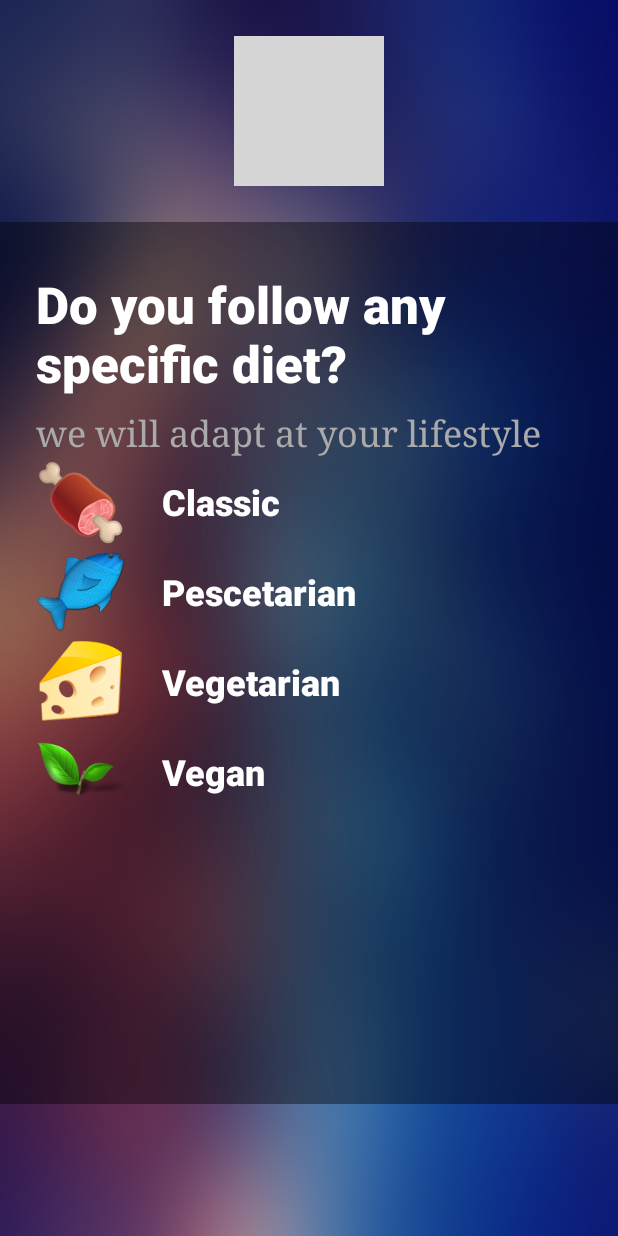
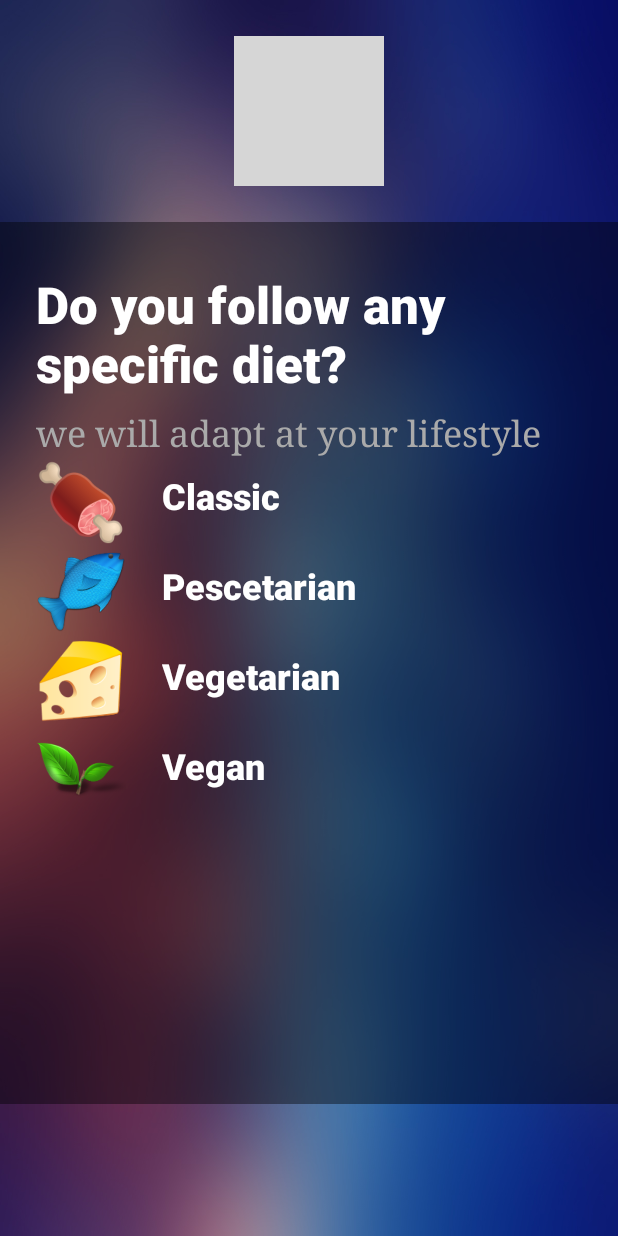
Before and after one commit to MrPio/NutritionStats_client, an Android app: the layout activity_login.xml on its own in the app's theme, with its tools: preview values and no code run, on a phone screen of 412 x 824 dp. Run offline under Robolectric (Android 15) with nearby library versions, the light colour scheme and no system bars; grey boxes are pictures that could not be loaded.

Commit message:
Final commit

```diff
--- a/app/build.gradle
+++ b/app/build.gradle
@@ -36,7 +36,7 @@ dependencies {
     implementation 'org.jetbrains:annotations:15.0'
     implementation 'androidx.legacy:legacy-support-v4:1.0.0'
     //implementation 'org.jetbrains:annotations:15.0'
-    testImplementation 'junit:junit:5.4'
+    //testImplementation 'junit:junit:5.4'
     testImplementation("org.junit.jupiter:junit-jupiter-api:5.7.2")
     //androidTestImplementation 'androidx.test.ext:junit:1.1.3'
     androidTestImplementation 'androidx.test.espresso:espresso-core:3.4.0'
--- a/app/src/main/java/it/univpm/nutritionstats/activity/Login.java
+++ b/app/src/main/java/it/univpm/nutritionstats/activity/Login.java
@@ -259,9 +259,6 @@ public class Login extends AppCompatActivity implements GoogleApiClient.OnConnec
             textViewLoginEmail.setText("Email: " + account.getEmail());
             MainActivity.userEmail=account.getEmail();
 
-            /*
-            TODO CHECK IF USER ALREADY REGISTERED
-             */
             JSONObject response=APICommunication.requestLogin(generateToken(MainActivity.userEmail));
             if(response.containsKey("result") && response.get("result").equals("success!")){
                 new InputOutputImpl(getApplicationContext(),"user_image").writeFile(
--- a/app/src/main/res/layout/activity_login.xml
+++ b/app/src/main/res/layout/activity_login.xml
@@ -105,7 +105,6 @@
                 android:orientation="vertical">
 
                 <TextView
-                    android:id="@+id/textViewLoginDieta"
                     android:layout_width="wrap_content"
                     android:layout_height="wrap_content"
                     android:layout_marginStart="24dp"
@@ -117,7 +116,6 @@
                     android:textSize="34sp" />
 
                 <TextView
-                    android:id="@+id/textViewLoginDieta2"
                     android:layout_width="wrap_content"
                     android:layout_height="wrap_content"
                     android:layout_marginStart="24dp"
@@ -134,7 +132,7 @@
                     android:layout_height="wrap_content">
 
                     <ImageView
-                        android:id="@+id/imageView"
+                        android:id="@+id/imageViewDieta1"
                         android:layout_width="60dp"
                         android:layout_height="60dp"
                         android:layout_marginStart="24dp"
@@ -143,17 +141,18 @@
                         app:srcCompat="@drawable/meat" />
 
                     <TextView
-                        android:id="@+id/textViewLoginDieta3"
+                        android:id="@+id/textViewLoginDieta1"
                         android:layout_width="wrap_content"
                         android:layout_height="wrap_content"
                         android:layout_marginStart="24dp"
+                        android:layout_marginBottom="8dp"
                         android:fontFamily="sans-serif-black"
                         android:text="Classic"
                         android:textColor="@color/common_google_signin_btn_text_dark_pressed"
                         android:textSize="24sp"
                         app:layout_constraintBottom_toBottomOf="parent"
-                        app:layout_constraintStart_toEndOf="@+id/imageView"
-                        app:layout_constraintTop_toTopOf="@+id/imageView" />
+                        app:layout_constraintStart_toEndOf="@+id/imageViewDieta1"
+                        app:layout_constraintTop_toTopOf="@+id/imageViewDieta1" />
                 </androidx.constraintlayout.widget.ConstraintLayout>
 
                 <androidx.constraintlayout.widget.ConstraintLayout
@@ -162,7 +161,7 @@
                     android:layout_height="wrap_content">
 
                     <ImageView
-                        android:id="@+id/imageView"
+                        android:id="@+id/imageViewDieta2"
                         android:layout_width="60dp"
                         android:layout_height="60dp"
                         android:layout_marginStart="24dp"
@@ -171,17 +170,18 @@
                         app:srcCompat="@drawable/fish" />
 
                     <TextView
-                        android:id="@+id/textViewLoginDieta3"
+                        android:id="@+id/textViewLoginDieta2"
                         android:layout_width="wrap_content"
                         android:layout_height="wrap_content"
                         android:layout_marginStart="24dp"
+                        android:layout_marginBottom="8dp"
                         android:fontFamily="sans-serif-black"
                         android:text="Pescetarian"
                         android:textColor="@color/common_google_signin_btn_text_dark_pressed"
                         android:textSize="24sp"
                         app:layout_constraintBottom_toBottomOf="parent"
-                        app:layout_constraintStart_toEndOf="@+id/imageView"
-                        app:layout_constraintTop_toTopOf="@+id/imageView" />
+                        app:layout_constraintStart_toEndOf="@+id/imageViewDieta2"
+                        app:layout_constraintTop_toTopOf="@+id/imageViewDieta2" />
                 </androidx.constraintlayout.widget.ConstraintLayout>
 
                 <androidx.constraintlayout.widget.ConstraintLayout
@@ -190,7 +190,7 @@
                     android:layout_height="wrap_content">
 
                     <ImageView
-                        android:id="@+id/imageView"
+                        android:id="@+id/imageViewDieta3"
                         android:layout_width="60dp"
                         android:layout_height="60dp"
                         android:layout_marginStart="24dp"
@@ -203,13 +203,14 @@
                         android:layout_width="wrap_content"
                         android:layout_height="wrap_content"
                         android:layout_marginStart="24dp"
+                        android:layout_marginBottom="8dp"
                         android:fontFamily="sans-serif-black"
                         android:text="Vegetarian"
                         android:textColor="@color/common_google_signin_btn_text_dark_pressed"
                         android:textSize="24sp"
                         app:layout_constraintBottom_toBottomOf="parent"
-                        app:layout_constraintStart_toEndOf="@+id/imageView"
-                        app:layout_constraintTop_toTopOf="@+id/imageView" />
+                        app:layout_constraintStart_toEndOf="@+id/imageViewDieta3"
+                        app:layout_constraintTop_toTopOf="@+id/imageViewDieta3" />
                 </androidx.constraintlayout.widget.ConstraintLayout>
 
                 <androidx.constraintlayout.widget.ConstraintLayout
@@ -218,7 +219,7 @@
                     android:layout_height="wrap_content">
 
                     <ImageView
-                        android:id="@+id/imageView"
+                        android:id="@+id/imageViewDieta4"
                         android:layout_width="60dp"
                         android:layout_height="60dp"
                         android:layout_marginStart="24dp"
@@ -227,17 +228,18 @@
                         app:srcCompat="@drawable/plant" />
 
                     <TextView
-                        android:id="@+id/textViewLoginDieta3"
+                        android:id="@+id/textViewLoginDieta4"
                         android:layout_width="wrap_content"
                         android:layout_height="wrap_content"
                         android:layout_marginStart="24dp"
+                        android:layout_marginBottom="8dp"
                         android:fontFamily="sans-serif-black"
                         android:text="Vegan"
                         android:textColor="@color/common_google_signin_btn_text_dark_pressed"
                         android:textSize="24sp"
                         app:layout_constraintBottom_toBottomOf="parent"
-                        app:layout_constraintStart_toEndOf="@+id/imageView"
-                        app:layout_constraintTop_toTopOf="@+id/imageView" />
+                        app:layout_constraintStart_toEndOf="@+id/imageViewDieta4"
+                        app:layout_constraintTop_toTopOf="@+id/imageViewDieta4" />
                 </androidx.constraintlayout.widget.ConstraintLayout>
             </LinearLayout>
         </ScrollView>
@@ -269,7 +271,7 @@
                     android:layout_height="wrap_content">
 
                     <TextView
-                        android:id="@+id/textViewLoginDieta4"
+                        android:id="@+id/textViewLoginDieta"
                         android:layout_width="0dp"
                         android:layout_height="wrap_content"
                         android:layout_marginStart="24dp"
@@ -295,7 +297,7 @@
                         android:textSize="24sp"
                         app:layout_constraintEnd_toEndOf="parent"
                         app:layout_constraintStart_toStartOf="parent"
-                        app:layout_constraintTop_toBottomOf="@+id/textViewLoginDieta4" />
+                        app:layout_constraintTop_toBottomOf="@+id/textViewLoginDieta" />
 
                     <EditText
                         android:id="@+id/editTextNumberDecimalWeight"
--- a/app/src/main/res/layout/float_input_dialog.xml
+++ b/app/src/main/res/layout/float_input_dialog.xml
@@ -82,10 +82,8 @@
                 android:id="@+id/button2"
                 android:layout_width="wrap_content"
                 android:layout_height="wrap_content"
-                android:layout_below="@+id/numberPicker1"
                 android:layout_alignParentEnd="true"
                 android:layout_marginStart="16dp"
-                android:layout_toRightOf="@+id/numberPicker1"
                 android:text="Cancel"
                 app:layout_constraintBottom_toBottomOf="parent"
                 app:layout_constraintStart_toStartOf="parent"
@@ -101,10 +99,10 @@
                 android:layout_marginStart="24dp"
                 android:layout_marginEnd="16dp"
                 android:layout_toStartOf="@+id/button2"
-                android:layout_toLeftOf="@+id/numberPicker1"
                 android:text="Set"
                 app:layout_constraintEnd_toEndOf="parent"
-                app:layout_constraintStart_toEndOf="@+id/button2" />
+                app:layout_constraintStart_toEndOf="@+id/button2"
+                app:layout_constraintTop_toTopOf="parent" />
 
         </androidx.constraintlayout.widget.ConstraintLayout>
 
```
Also changed, not shown: 2 other files.
